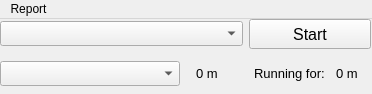
nathalier/timetracker, file mainform.ui: the form before one commit.
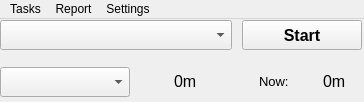
The form after the commit.

```diff
--- a/mainform.ui
+++ b/mainform.ui
@@ -6,8 +6,8 @@
    <rect>
     <x>0</x>
     <y>0</y>
-    <width>372</width>
-    <height>94</height>
+    <width>364</width>
+    <height>102</height>
    </rect>
   </property>
   <property name="windowTitle">
@@ -22,24 +22,35 @@
      <rect>
       <x>0</x>
       <y>0</y>
-      <width>371</width>
-      <height>73</height>
+      <width>362</width>
+      <height>79</height>
      </rect>
     </property>
     <layout class="QGridLayout" name="mainLayout">
-     <item row="0" column="1" colspan="2">
+     <property name="horizontalSpacing">
+      <number>10</number>
+     </property>
+     <property name="verticalSpacing">
+      <number>15</number>
+     </property>
+     <item row="0" column="1" colspan="2" alignment="Qt::AlignVCenter">
       <widget class="QComboBox" name="task_combo">
        <property name="minimumSize">
         <size>
-         <width>0</width>
-         <height>25</height>
+         <width>230</width>
+         <height>30</height>
         </size>
        </property>
+       <property name="font">
+        <font>
+         <pointsize>10</pointsize>
+        </font>
+       </property>
       </widget>
      </item>
      <item row="1" column="3">
       <layout class="QHBoxLayout" name="horizontalLayout_2">
-       <item>
+       <item alignment="Qt::AlignHCenter|Qt::AlignVCenter">
         <widget class="QLabel" name="runningForText">
          <property name="font">
           <font>
@@ -47,7 +58,7 @@
           </font>
          </property>
          <property name="text">
-          <string>Running for:</string>
+          <string>Now:</string>
          </property>
          <property name="margin">
           <number>0</number>
@@ -57,15 +68,15 @@
          </property>
         </widget>
        </item>
-       <item>
+       <item alignment="Qt::AlignHCenter|Qt::AlignVCenter">
         <widget class="QLabel" name="timeFromStart_lb">
          <property name="font">
           <font>
-           <pointsize>10</pointsize>
+           <pointsize>12</pointsize>
           </font>
          </property>
          <property name="text">
-          <string>0 m</string>
+          <string>0m</string>
          </property>
          <property name="indent">
           <number>5</number>
@@ -76,25 +87,30 @@
      </item>
      <item row="1" column="1" colspan="2">
       <layout class="QHBoxLayout" name="horizontalLayout">
-       <item>
+       <item alignment="Qt::AlignVCenter">
         <widget class="QComboBox" name="tp_combo">
          <property name="minimumSize">
           <size>
-           <width>180</width>
-           <height>25</height>
+           <width>130</width>
+           <height>30</height>
           </size>
          </property>
+         <property name="font">
+          <font>
+           <pointsize>10</pointsize>
+          </font>
+         </property>
         </widget>
        </item>
-       <item>
+       <item alignment="Qt::AlignHCenter|Qt::AlignVCenter">
         <widget class="QLabel" name="totalForPeriod_lb">
          <property name="font">
           <font>
-           <pointsize>10</pointsize>
+           <pointsize>12</pointsize>
           </font>
          </property>
          <property name="text">
-          <string>0 m</string>
+          <string>0m</string>
          </property>
          <property name="margin">
           <number>0</number>
@@ -106,7 +122,7 @@
        </item>
       </layout>
      </item>
-     <item row="0" column="3">
+     <item row="0" column="3" alignment="Qt::AlignVCenter">
       <widget class="QPushButton" name="startStop_btn">
        <property name="minimumSize">
         <size>
@@ -114,9 +130,75 @@
          <height>30</height>
         </size>
        </property>
+       <property name="palette">
+        <palette>
+         <active>
+          <colorrole role="WindowText">
+           <brush brushstyle="SolidPattern">
+            <color alpha="255">
+             <red>0</red>
+             <green>0</green>
+             <blue>0</blue>
+            </color>
+           </brush>
+          </colorrole>
+          <colorrole role="Text">
+           <brush brushstyle="SolidPattern">
+            <color alpha="255">
+             <red>0</red>
+             <green>0</green>
+             <blue>0</blue>
+            </color>
+           </brush>
+          </colorrole>
+         </active>
+         <inactive>
+          <colorrole role="WindowText">
+           <brush brushstyle="SolidPattern">
+            <color alpha="255">
+             <red>0</red>
+             <green>0</green>
+             <blue>0</blue>
+            </color>
+           </brush>
+          </colorrole>
+          <colorrole role="Text">
+           <brush brushstyle="SolidPattern">
+            <color alpha="255">
+             <red>0</red>
+             <green>0</green>
+             <blue>0</blue>
+            </color>
+           </brush>
+          </colorrole>
+         </inactive>
+         <disabled>
+          <colorrole role="WindowText">
+           <brush brushstyle="SolidPattern">
+            <color alpha="255">
+             <red>120</red>
+             <green>120</green>
+             <blue>120</blue>
+            </color>
+           </brush>
+          </colorrole>
+          <colorrole role="Text">
+           <brush brushstyle="SolidPattern">
+            <color alpha="255">
+             <red>120</red>
+             <green>120</green>
+             <blue>120</blue>
+            </color>
+           </brush>
+          </colorrole>
+         </disabled>
+        </palette>
+       </property>
        <property name="font">
         <font>
          <pointsize>12</pointsize>
+         <weight>75</weight>
+         <bold>true</bold>
         </font>
        </property>
        <property name="text">
@@ -132,7 +214,7 @@
     <rect>
      <x>0</x>
      <y>0</y>
-     <width>372</width>
+     <width>364</width>
      <height>21</height>
     </rect>
    </property>
@@ -144,7 +226,22 @@
     <addaction name="actionWeek"/>
     <addaction name="actionMonth"/>
    </widget>
+   <widget class="QMenu" name="menuTasks">
+    <property name="title">
+     <string>Tasks</string>
+    </property>
+    <addaction name="actionAdd"/>
+    <addaction name="actionDelete"/>
+    <addaction name="actionModify"/>
+   </widget>
+   <widget class="QMenu" name="menuSettings">
+    <property name="title">
+     <string>Settings</string>
+    </property>
+   </widget>
+   <addaction name="menuTasks"/>
    <addaction name="menuReport"/>
+   <addaction name="menuSettings"/>
   </widget>
   <action name="actionDay">
    <property name="text">
```
Left out of the diff: 26 changed lines with no effect on the pictures.
